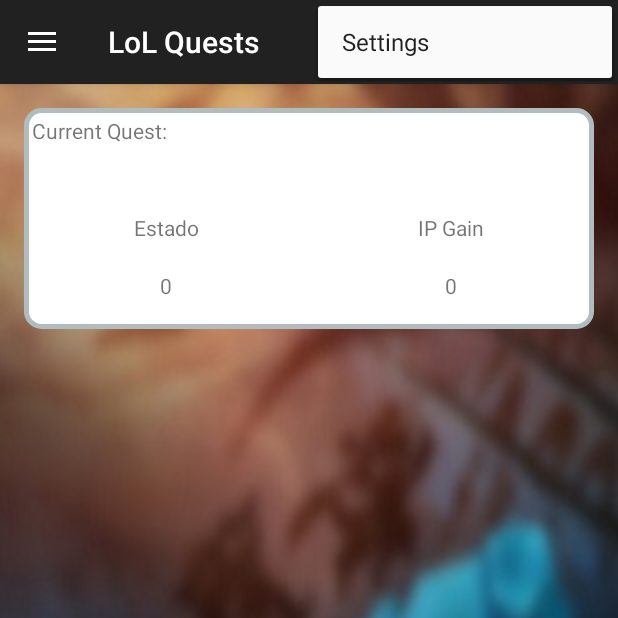
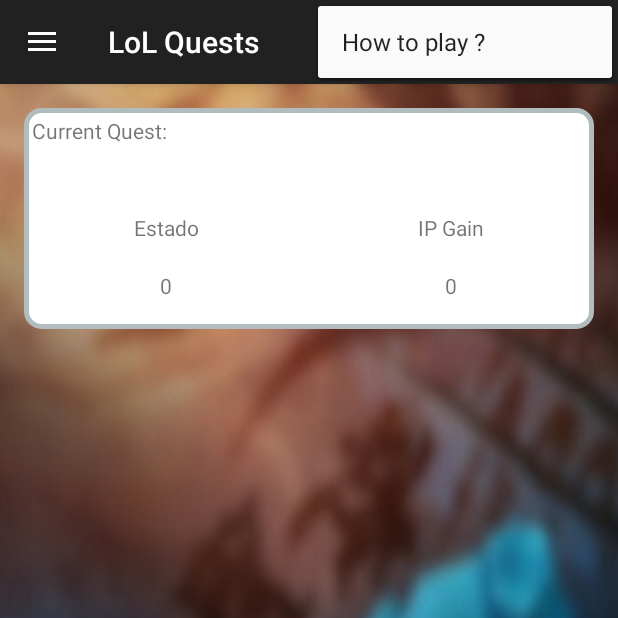
Before and after one commit to BugDroid-Duarte/LOLQuests, an Android app: the MainActivity screen opened directly, with no data from a screen before it, with the options menu open, on a phone screen of 412 x 824 dp, the top half of it. Run offline under Robolectric (Android 15) with nearby library versions, the phone set to English and light mode, and no system bars; our stand-ins replace Volley; 2 statements that could not run were skipped.

```diff
--- a/app/src/main/java/com/example/bugdroid/lolquests/Activities/MainActivity.java
+++ b/app/src/main/java/com/example/bugdroid/lolquests/Activities/MainActivity.java
@@ -241,7 +241,8 @@ public class MainActivity extends AppCompatActivity
 
         //noinspection SimplifiableIfStatement
         if (id == R.id.action_settings) {
-            return true;
+            // Intent intent = new Intent(MainActivity.this, AboutActivity.class);
+            // startActivity(intent);
         }
 
         return super.onOptionsItemSelected(item);
--- a/app/src/main/res/values/strings.xml
+++ b/app/src/main/res/values/strings.xml
@@ -17,7 +17,7 @@
     <string name="btn_logout">LOGOUT</string>
     <string name="name">Fullname</string>
 
-    <string name="action_settings">Settings</string>
+    <string name="action_settings">How to play ?</string>
     <string name="title_activity_testelogin">Sign in</string>
 
     <!-- Strings related to login -->
```
